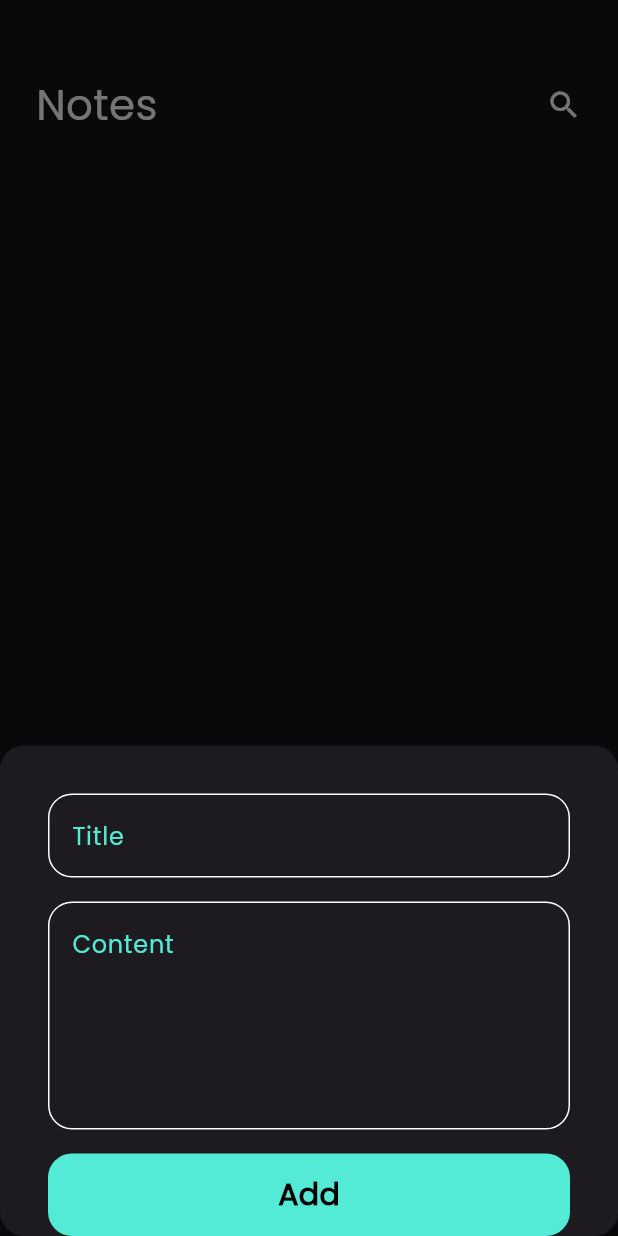
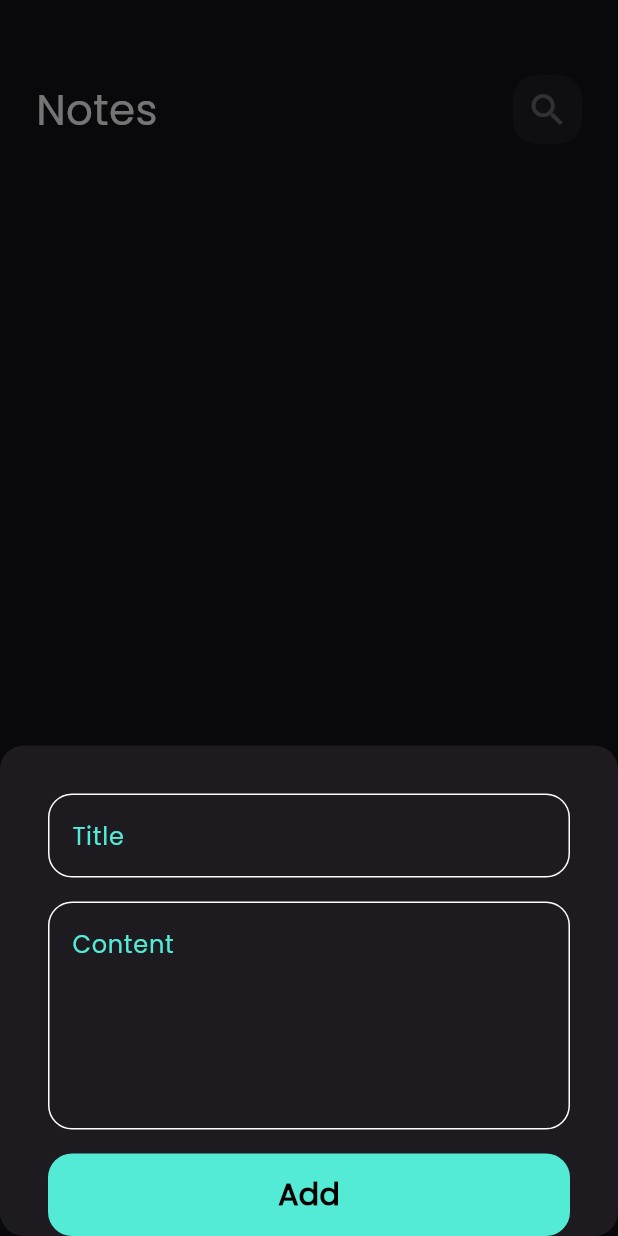
Before and after one commit to abdulla662/notes_app, a Flutter app: the screen it shows after launch, after a tap on the "add" icon, on a phone screen of 412 x 824 dp. Run offline on Flutter 3.47's test engine with Material 3 defaults, Android fonts, the phone set to English and light mode, and no system bars; our stand-ins replace bloc, flutter_bloc, fluttertoast, font_awesome_flutter, hive, hive_flutter and 1 more; accounts and stored records are empty.

```diff
--- a/lib/models/note_view.dart
+++ b/lib/models/note_view.dart
@@ -4,9 +4,9 @@ part 'note_view.g.dart';
 @HiveType(typeId: 0)
 class NoteView extends HiveObject {
   @HiveField(0)
-  final String title;
+  String title;
   @HiveField(1)
-  final String subtitle;
+  String subtitle;
   @HiveField(2)
   final String date;
   @HiveField(3)
--- a/lib/views/widgets/Custom_Note_Item.dart
+++ b/lib/views/widgets/Custom_Note_Item.dart
@@ -16,7 +16,9 @@ class Note_Item extends StatelessWidget {
           context,
           MaterialPageRoute(
             builder: (context) {
-              return const EditNoteView();
+              return EditNoteView(
+                note: note,
+              );
             },
           ),
         );
--- a/lib/views/widgets/Custom_Text_field.dart
+++ b/lib/views/widgets/Custom_Text_field.dart
@@ -3,13 +3,19 @@ import 'package:notes_app/Constants.dart';
 
 class CustomTextField extends StatelessWidget {
   const CustomTextField(
-      {super.key, required this.hint, this.maxlines = 1, this.onsaved});
+      {super.key,
+      required this.hint,
+      this.maxlines = 1,
+      this.onsaved,
+      this.onChanged});
   final String hint;
   final int maxlines;
   final FormFieldSetter<String>? onsaved;
+  final void Function(String)? onChanged;
   @override
   Widget build(BuildContext context) {
     return TextFormField(
+      onChanged: onChanged,
       onSaved: onsaved,
       validator: (value) {
         if (value?.isEmpty ?? true) {
--- a/lib/views/widgets/Custom_appbar.dart
+++ b/lib/views/widgets/Custom_appbar.dart
@@ -1,10 +1,13 @@
 import 'package:flutter/material.dart';
+import 'package:notes_app/views/widgets/custom_icon.dart';
 import 'package:notes_app/views/widgets/custom_searchicon.dart';
 
 class CustomAppbar extends StatelessWidget {
-  CustomAppbar({super.key, required this.titletext, required this.icon});
+  CustomAppbar(
+      {super.key, required this.titletext, required this.icon, this.onPressed});
   String titletext;
-  Icon icon;
+  final IconData icon;
+  void Function()? onPressed;
   @override
   Widget build(BuildContext context) {
     return Row(
@@ -13,8 +16,8 @@ class CustomAppbar extends StatelessWidget {
           titletext,
           style: const TextStyle(color: Colors.white, fontSize: 28),
         ),
-        const Spacer(),
-        icon,
+        Spacer(),
+        CustomIcon(onPressed: onPressed, icon: icon)
       ],
     );
   }
--- /dev/null
+++ b/lib/views/widgets/custom_icon.dart
@@ -0,0 +1,26 @@
+import 'package:flutter/material.dart';
+
+class CustomIcon extends StatelessWidget {
+  const CustomIcon({Key? key, required this.icon, this.onPressed})
+      : super(key: key);
+
+  final void Function()? onPressed;
+  final IconData icon;
+  @override
+  Widget build(BuildContext context) {
+    return Container(
+      height: 46,
+      width: 46,
+      decoration: BoxDecoration(
+          color: Colors.white.withOpacity(.05),
+          borderRadius: BorderRadius.circular(16)),
+      child: IconButton(
+        onPressed: onPressed,
+        icon: Icon(
+          icon,
+          size: 28,
+        ),
+      ),
+    );
+  }
+}
--- a/lib/views/widgets/custom_searchicon.dart
+++ b/lib/views/widgets/custom_searchicon.dart
@@ -11,7 +11,7 @@ class Customsearchicon extends StatelessWidget {
       decoration: BoxDecoration(
           color: Colors.white.withOpacity(.05),
           borderRadius: BorderRadius.circular(16)),
-      child: const Icon(Icons.search),
+      child: GestureDetector(child: const Icon(Icons.search)),
     );
   }
 }
--- a/lib/views/widgets/notesview_body.dart
+++ b/lib/views/widgets/notesview_body.dart
@@ -31,7 +31,7 @@ class _NotesviewBodyState extends State<NotesviewBody> {
           ),
           CustomAppbar(
             titletext: "Notes",
-            icon: const Icon(Icons.search),
+            icon: Icons.search,
           ),
           const Expanded(
             child: Note_Item_builder(),
```
Also changed, not shown: lib/views/edit_note_view.dart (+30 -6 lines).
